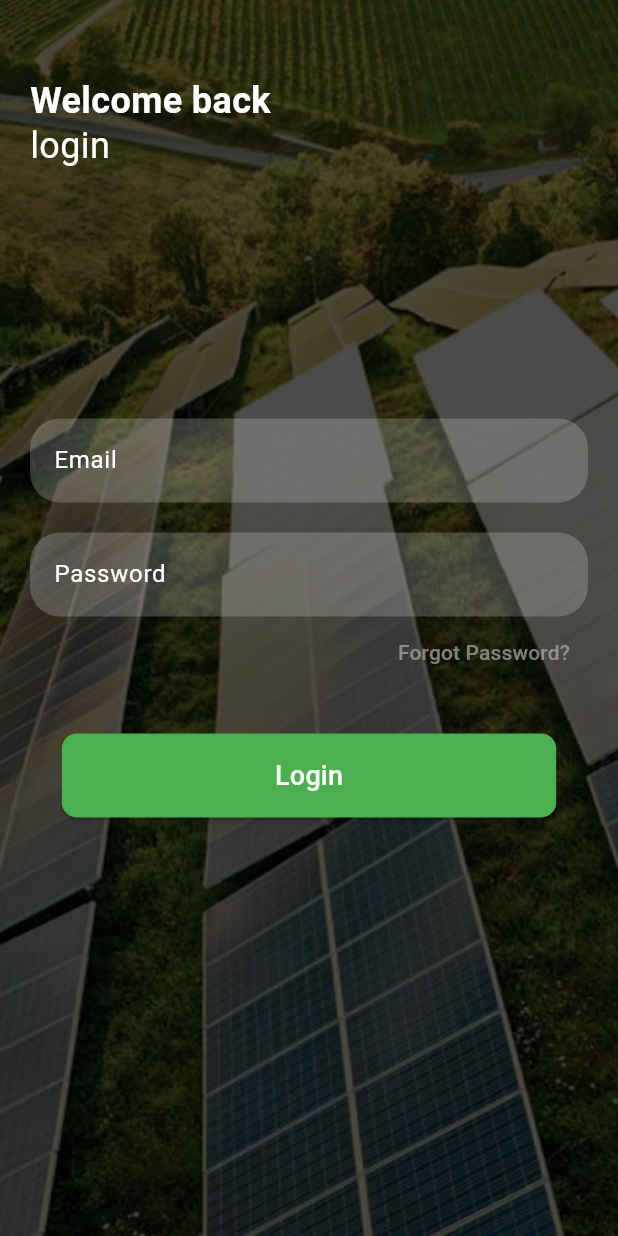
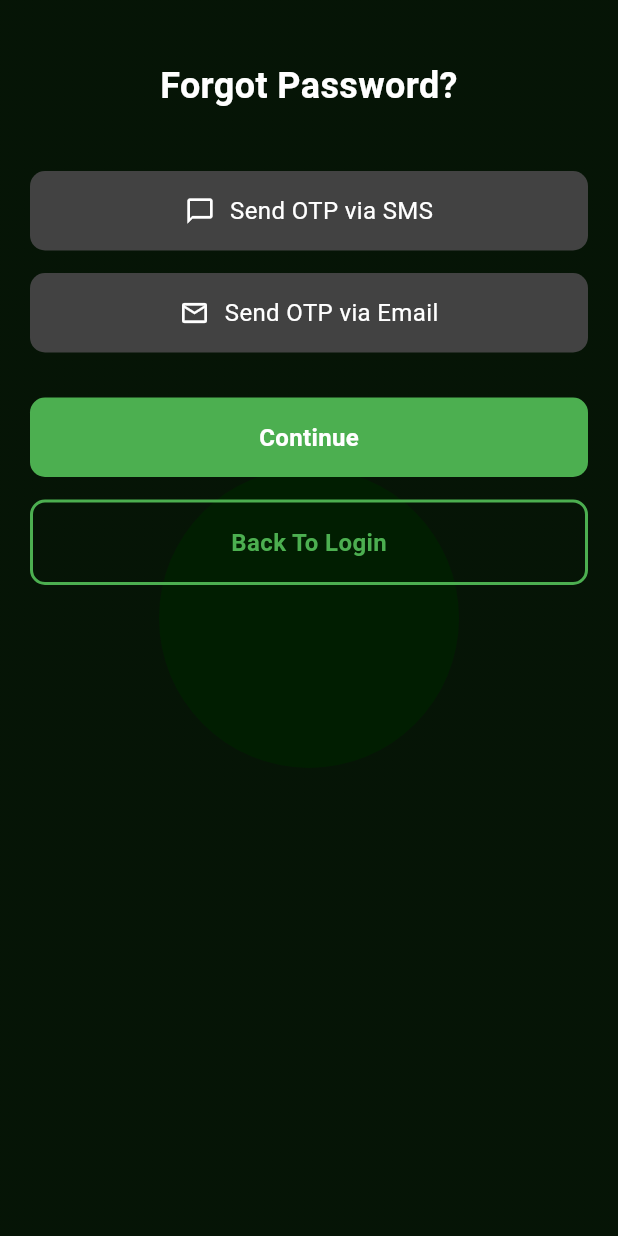
Before and after one commit to khalouiyesser/InnovictusPIMFlutter, a Flutter app: the screen it shows after launch, after a tap on "Get Started", after a tap on "Forgot Password?", on a phone screen of 412 x 824 dp. Run offline on Flutter 3.47's test engine with Material 3 defaults, Android fonts, the phone set to English and light mode, and no system bars.

Commit message:
create forgotPasswordScreen

```diff
--- /dev/null
+++ b/devtools_options.yaml
@@ -0,0 +1,3 @@
+description: This file stores settings for Dart & Flutter DevTools.
+documentation: https://docs.flutter.dev/tools/devtools/extensions#configure-extension-enablement-states
+extensions:
--- /dev/null
+++ b/lib/views/forgot_password_view.dart
@@ -0,0 +1,168 @@
+// import 'package:flutter/cupertino.dart';
+// import 'package:flutter/material.dart';
+//
+//
+// class ForgotPasswordView extends StatelessWidget {
+//   @override
+//   Widget build(BuildContext context) {
+//     return Scaffold(
+//       resizeToAvoidBottomInset: false,
+//       body: Stack(
+//         children: [
+//           // Background Gradient
+//           Positioned.fill(
+//             child: Container(
+//               decoration: const BoxDecoration(
+//                 gradient: LinearGradient(
+//                   colors: [
+//                //     Color(0xFF155615), // Vert foncé
+//                  //   Color(0xFF0D480D), // Vert intermédiaire
+//                     Color(0xFF0A3F0A), // Vert encore plus foncé
+//                     Color(0xFF032203), // Vert très foncé
+//                     Colors.black
+//                   ],
+//                   begin: Alignment.topLeft,
+//                   end: Alignment.bottomRight,
+//                 ),
+//               ),
+//             ),
+//           ),
+//           // Exemple de texte pour voir l'écran
+//           const Center(
+//             child: Text(
+//               'Forgot Password',
+//               style: TextStyle(
+//                 fontSize: 24,
+//                 fontWeight: FontWeight.bold,
+//                 color: Colors.white,
+//               ),
+//             ),
+//           ),
+//         ],
+//       ),
+//     );
+//   }
+// }
+import 'package:flutter/material.dart';
+
+
+class ForgotPasswordView extends StatelessWidget {
+  @override
+  Widget build(BuildContext context) {
+    return Scaffold(
+      resizeToAvoidBottomInset: false,
+      body: Stack(
+        children: [
+          // Dégradé de fond
+          Positioned.fill(
+            child: Container(
+              decoration: const BoxDecoration(
+                gradient: LinearGradient(
+                  colors: [
+                    Color(0xFA011001), // Vert foncé en haut
+                    Color(0xFA011001), // Fond identique en bas
+                  ],
+                  begin: Alignment.topCenter,
+                  end: Alignment.bottomCenter,
+                ),
+              ),
+            ),
+          ),
+
+          // Ellipse verte au centre
+          Align(
+            alignment: Alignment.center,
+            child: Container(
+              width: 300,
+              height: 200,
+              decoration: BoxDecoration(
+                color: Color(0xFF011E01), // Vert intermédiaire
+                shape: BoxShape.circle, // Forme elliptique
+              ),
+            ),
+          ),
+
+          // Contenu principal avec padding
+          SafeArea(
+            child: Padding(
+              padding: const EdgeInsets.symmetric(horizontal: 20),
+              child: Column(
+                crossAxisAlignment: CrossAxisAlignment.center,
+                children: [
+                  const SizedBox(height: 40), // Espacement supérieur
+
+                  // Titre "Forgot Password?"
+                  const Text(
+                    "Forgot Password?",
+                    style: TextStyle(
+                      fontSize: 24,
+                      fontWeight: FontWeight.bold,
+                      color: Colors.white,
+                    ),
+                    textAlign: TextAlign.center,
+                  ),
+
+                  const SizedBox(height: 40), // Espacement
+
+                  // Boutons d'OTP
+                  buildOptionButton(Icons.chat_bubble_outline, "Send OTP via SMS"),
+                  const SizedBox(height: 15),
+                  buildOptionButton(Icons.email_outlined, "Send OTP via Email"),
+                  const SizedBox(height: 30),
+
+                  // Bouton "Continue"
+                  buildActionButton("Continue", Colors.green, Colors.white),
+
+                  const SizedBox(height: 15),
+
+                  // Bouton "Back to Login"
+                  buildActionButton("Back To Login", Colors.transparent, Colors.green, Colors.green),
+                ],
+              ),
+            ),
+          ),
+        ],
+      ),
+    );
+  }
+
+  Widget buildOptionButton(IconData icon, String text) {
+    return Container(
+      width: double.infinity,
+      padding: const EdgeInsets.symmetric(vertical: 15),
+      decoration: BoxDecoration(
+        color: Colors.grey[800],
+        borderRadius: BorderRadius.circular(10),
+      ),
+      child: Row(
+        mainAxisAlignment: MainAxisAlignment.center,
+        children: [
+          Icon(icon, color: Colors.white, size: 20),
+          const SizedBox(width: 10),
+          Text(
+            text,
+            style: const TextStyle(fontSize: 16, color: Colors.white),
+          ),
+        ],
+      ),
+    );
+  }
+
+  Widget buildActionButton(String text, Color backgroundColor, Color textColor, [Color? borderColor]) {
+    return Container(
+      width: double.infinity,
+      padding: const EdgeInsets.symmetric(vertical: 15),
+      decoration: BoxDecoration(
+        color: backgroundColor,
+        borderRadius: BorderRadius.circular(10),
+        border: borderColor != null ? Border.all(color: borderColor, width: 2) : null,
+      ),
+      child: Center(
+        child: Text(
+          text,
+          style: TextStyle(fontSize: 16, fontWeight: FontWeight.bold, color: textColor),
+        ),
+      ),
+    );
+  }
+}
--- a/lib/views/login_view.dart
+++ b/lib/views/login_view.dart
@@ -1,4 +1,5 @@
 import 'package:flutter/material.dart';
+import 'package:piminnovictus/Views/forgot_password_view.dart';
 
 class LoginView extends StatelessWidget {
   @override
@@ -64,6 +65,10 @@ class LoginView extends StatelessWidget {
                           TextButton(
                             onPressed: () {
 
+                              Navigator.pushReplacement(
+                                context,
+                                MaterialPageRoute(builder: (context) => ForgotPasswordView()),
+                              );
                               // Add your forgot password functionality here
                             },
                             child: const Text(
```
